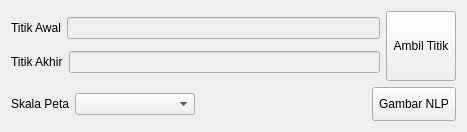
Above: ui/gambar_nlp.ui from nyanyaon/GeoKKP-GIS before the change. Below: the same form after it.
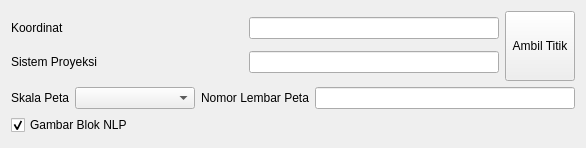
That is the form after the change. Icons and pictures are not drawn.

```diff
--- a/ui/gambar_nlp.ui
+++ b/ui/gambar_nlp.ui
@@ -6,112 +6,101 @@
    <rect>
     <x>0</x>
     <y>0</y>
-    <width>467</width>
-    <height>132</height>
+    <width>472</width>
+    <height>148</height>
    </rect>
   </property>
   <property name="windowTitle">
    <string>Gambar NLP</string>
   </property>
   <layout class="QGridLayout" name="gridLayout">
-   <property name="sizeConstraint">
-    <enum>QLayout::SetMinAndMaxSize</enum>
-   </property>
-   <item row="1" column="0">
-    <layout class="QHBoxLayout" name="horizontalLayout">
-     <item>
-      <widget class="QLabel" name="label">
-       <property name="sizePolicy">
-        <sizepolicy hsizetype="Maximum" vsizetype="Preferred">
-         <horstretch>0</horstretch>
-         <verstretch>0</verstretch>
-        </sizepolicy>
-       </property>
-       <property name="text">
-        <string>Skala Peta</string>
-       </property>
-      </widget>
-     </item>
-     <item>
-      <widget class="QComboBox" name="comboBox">
-       <property name="minimumSize">
-        <size>
-         <width>120</width>
-         <height>0</height>
-        </size>
-       </property>
-      </widget>
-     </item>
-     <item>
-      <spacer name="horizontalSpacer">
-       <property name="orientation">
-        <enum>Qt::Horizontal</enum>
-       </property>
-       <property name="sizeHint" stdset="0">
-        <size>
-         <width>40</width>
-         <height>20</height>
-        </size>
-       </property>
-      </spacer>
-     </item>
-     <item>
-      <widget class="QToolButton" name="toolButton">
-       <property name="sizePolicy">
-        <sizepolicy hsizetype="Minimum" vsizetype="Minimum">
-         <horstretch>0</horstretch>
-         <verstretch>0</verstretch>
-        </sizepolicy>
-       </property>
-       <property name="text">
-        <string>Gambar NLP</string>
-       </property>
-       <property name="icon">
-        <iconset>
-         <normaloff>../images/drawpoly.png</normaloff>../images/drawpoly.png</iconset>
-       </property>
-       <property name="toolButtonStyle">
-        <enum>Qt::ToolButtonTextBesideIcon</enum>
-       </property>
-      </widget>
-     </item>
-    </layout>
-   </item>
    <item row="0" column="0">
-    <layout class="QHBoxLayout" name="horizontalLayout_4">
+    <layout class="QHBoxLayout" name="horizontalLayout_8">
      <item>
       <layout class="QVBoxLayout" name="verticalLayout">
        <item>
-        <layout class="QHBoxLayout" name="horizontalLayout_3">
+        <layout class="QHBoxLayout" name="horizontalLayout_6">
          <item>
-          <widget class="QLabel" name="label_2">
-           <property name="text">
-            <string>Titik Awal</string>
-           </property>
-          </widget>
+          <layout class="QHBoxLayout" name="horizontalLayout">
+           <item>
+            <widget class="QLabel" name="label_2">
+             <property name="text">
+              <string>Koordinat</string>
+             </property>
+            </widget>
+           </item>
+           <item>
+            <spacer name="horizontalSpacer_3">
+             <property name="orientation">
+              <enum>Qt::Horizontal</enum>
+             </property>
+             <property name="sizeHint" stdset="0">
+              <size>
+               <width>40</width>
+               <height>20</height>
+              </size>
+             </property>
+            </spacer>
+           </item>
+          </layout>
          </item>
          <item>
-          <widget class="QLineEdit" name="lineEdit">
+          <widget class="QLineEdit" name="koordinat">
            <property name="enabled">
-            <bool>false</bool>
+            <bool>true</bool>
+           </property>
+           <property name="minimumSize">
+            <size>
+             <width>250</width>
+             <height>0</height>
+            </size>
+           </property>
+           <property name="readOnly">
+            <bool>true</bool>
            </property>
           </widget>
          </item>
         </layout>
        </item>
        <item>
-        <layout class="QHBoxLayout" name="horizontalLayout_2">
+        <layout class="QHBoxLayout" name="horizontalLayout_5">
          <item>
-          <widget class="QLabel" name="label_3">
-           <property name="text">
-            <string>Titik Akhir</string>
-           </property>
-          </widget>
+          <layout class="QHBoxLayout" name="horizontalLayout_2">
+           <item>
+            <widget class="QLabel" name="label_4">
+             <property name="text">
+              <string>Sistem Proyeksi</string>
+             </property>
+            </widget>
+           </item>
+           <item>
+            <spacer name="horizontalSpacer_2">
+             <property name="orientation">
+              <enum>Qt::Horizontal</enum>
+             </property>
+             <property name="sizeHint" stdset="0">
+              <size>
+               <width>40</width>
+               <height>20</height>
+              </size>
+             </property>
+            </spacer>
+           </item>
+          </layout>
          </item>
          <item>
-          <widget class="QLineEdit" name="lineEdit_2">
+          <widget class="QLineEdit" name="crs_tm3">
            <property name="enabled">
-            <bool>false</bool>
+            <bool>true</bool>
+           </property>
+           <property name="minimumSize">
+            <size>
+             <width>250</width>
+             <height>0</height>
+            </size>
+           </property>
+           <property name="readOnly">
+            <bool>true</bool>
            </property>
           </widget>
          </item>
@@ -120,7 +109,7 @@
       </layout>
      </item>
      <item>
-      <widget class="QToolButton" name="toolButton_2">
+      <widget class="QToolButton" name="ambil_titik">
        <property name="minimumSize">
         <size>
          <width>70</width>
@@ -140,6 +129,9 @@
          <height>50</height>
         </size>
        </property>
+       <property name="checkable">
+        <bool>true</bool>
+       </property>
        <property name="toolButtonStyle">
         <enum>Qt::ToolButtonTextUnderIcon</enum>
        </property>
@@ -147,6 +139,125 @@
      </item>
     </layout>
    </item>
+   <item row="1" column="0">
+    <layout class="QHBoxLayout" name="horizontalLayout_7">
+     <item>
+      <layout class="QHBoxLayout" name="horizontalLayout_3">
+       <item>
+        <widget class="QLabel" name="label">
+         <property name="sizePolicy">
+          <sizepolicy hsizetype="Maximum" vsizetype="Preferred">
+           <horstretch>0</horstretch>
+           <verstretch>0</verstretch>
+          </sizepolicy>
+         </property>
+         <property name="text">
+          <string>Skala Peta</string>
+         </property>
+        </widget>
+       </item>
+       <item>
+        <widget class="QComboBox" name="skala_peta">
+         <property name="sizePolicy">
+          <sizepolicy hsizetype="Maximum" vsizetype="Fixed">
+           <horstretch>0</horstretch>
+           <verstretch>0</verstretch>
+          </sizepolicy>
+         </property>
+         <property name="minimumSize">
+          <size>
+           <width>120</width>
+           <height>0</height>
+          </size>
+         </property>
+         <property name="maximumSize">
+          <size>
+           <width>40</width>
+           <height>16777215</height>
+          </size>
+         </property>
+        </widget>
+       </item>
+      </layout>
+     </item>
+     <item>
+      <spacer name="horizontalSpacer_4">
+       <property name="orientation">
+        <enum>Qt::Horizontal</enum>
+       </property>
+       <property name="sizeType">
+        <enum>QSizePolicy::Maximum</enum>
+       </property>
+       <property name="sizeHint" stdset="0">
+        <size>
+         <width>40</width>
+         <height>20</height>
+        </size>
+       </property>
+      </spacer>
+     </item>
+     <item>
+      <layout class="QHBoxLayout" name="horizontalLayout_4">
+       <item>
+        <widget class="QLabel" name="label_5">
+         <property name="sizePolicy">
+          <sizepolicy hsizetype="Maximum" vsizetype="Preferred">
+           <horstretch>0</horstretch>
+           <verstretch>0</verstretch>
+          </sizepolicy>
+         </property>
+         <property name="text">
+          <string>Nomor Lembar Peta</string>
+         </property>
+        </widget>
+       </item>
+       <item>
+        <widget class="QLineEdit" name="nlp">
+         <property name="enabled">
+          <bool>true</bool>
+         </property>
+         <property name="minimumSize">
+          <size>
+           <width>260</width>
+           <height>0</height>
+          </size>
+         </property>
+         <property name="readOnly">
+          <bool>true</bool>
+         </property>
+        </widget>
+       </item>
+      </layout>
+     </item>
+    </layout>
+   </item>
+   <item row="2" column="0">
+    <layout class="QHBoxLayout" name="horizontalLayout_9">
+     <item>
+      <widget class="QCheckBox" name="checkBoxNLP">
+       <property name="text">
+        <string>Gambar Blok NLP</string>
+       </property>
+       <property name="checked">
+        <bool>true</bool>
+       </property>
+      </widget>
+     </item>
+     <item>
+      <spacer name="horizontalSpacer">
+       <property name="orientation">
+        <enum>Qt::Horizontal</enum>
+       </property>
+       <property name="sizeHint" stdset="0">
+        <size>
+         <width>40</width>
+         <height>20</height>
+        </size>
+       </property>
+      </spacer>
+     </item>
+    </layout>
+   </item>
   </layout>
  </widget>
  <resources/>
```
Left out of the diff: 2 changed lines with no effect on the pictures.
